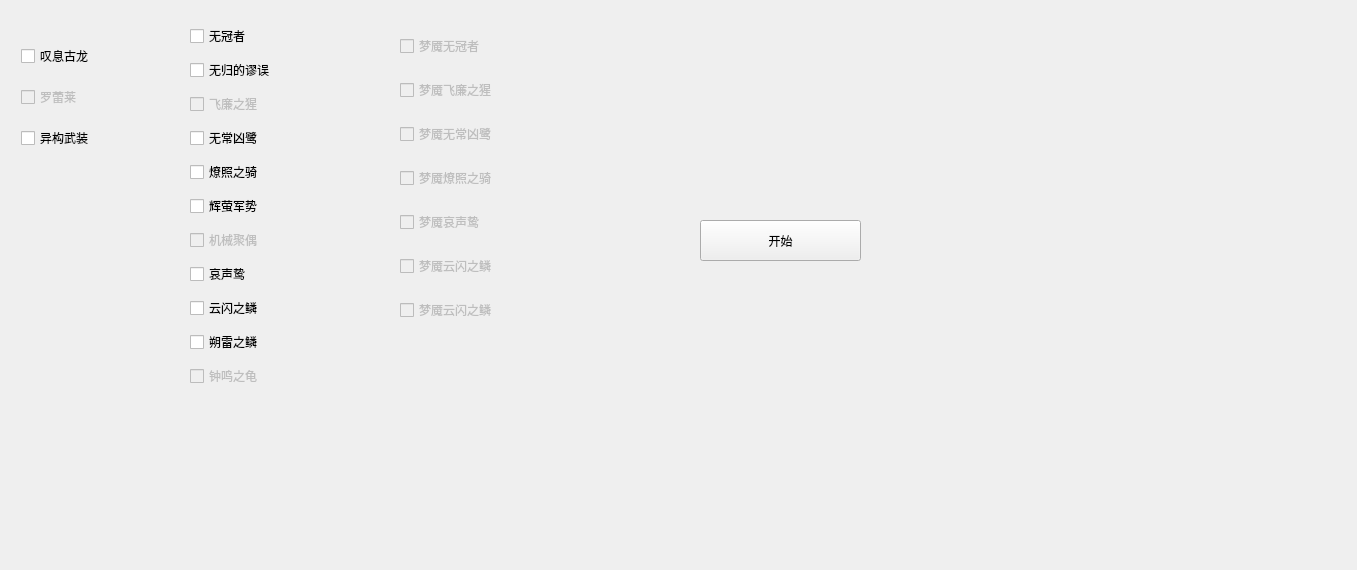
Old version of the form normalbosspanel.ui in the repository A-SunsetMkt-Forks/wuwaBackendTool.
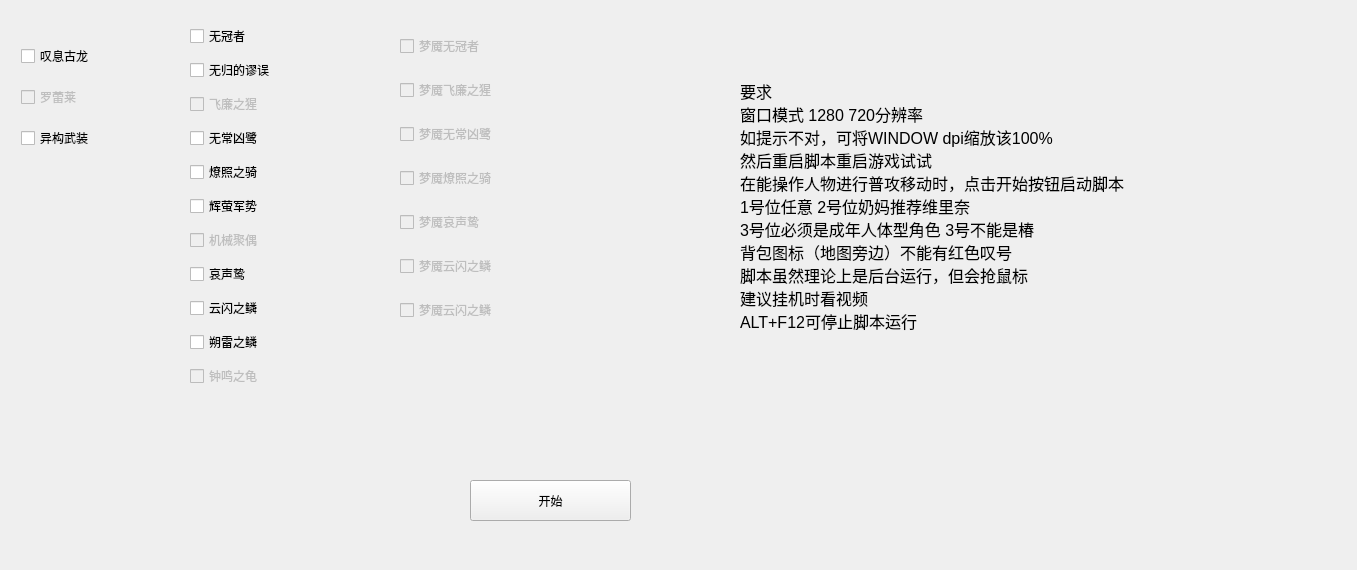
New version of the form.

```diff
--- a/normalbosspanel.ui
+++ b/normalbosspanel.ui
@@ -16,8 +16,8 @@
   <widget class="QPushButton" name="startNormalBoss">
    <property name="geometry">
     <rect>
-     <x>700</x>
-     <y>220</y>
+     <x>470</x>
+     <y>480</y>
      <width>161</width>
      <height>41</height>
     </rect>
@@ -31,7 +31,7 @@
     <rect>
      <x>400</x>
      <y>20</y>
-     <width>131</width>
+     <width>201</width>
      <height>321</height>
     </rect>
    </property>
@@ -263,6 +263,34 @@
     </item>
    </layout>
   </widget>
+  <widget class="QLabel" name="label">
+   <property name="geometry">
+    <rect>
+     <x>740</x>
+     <y>50</y>
+     <width>521</width>
+     <height>311</height>
+    </rect>
+   </property>
+   <property name="font">
+    <font>
+     <pointsize>12</pointsize>
+    </font>
+   </property>
+   <property name="text">
+    <string>要求
+窗口模式 1280 720分辨率
+如提示不对，可将WINDOW dpi缩放该100%
+然后重启脚本重启游戏试试
+在能操作人物进行普攻移动时，点击开始按钮启动脚本
+1号位任意 2号位奶妈推荐维里奈
+3号位必须是成年人体型角色 3号不能是椿
+背包图标（地图旁边）不能有红色叹号
+脚本虽然理论上是后台运行，但会抢鼠标
+建议挂机时看视频
+ALT+F12可停止脚本运行</string>
+   </property>
+  </widget>
  </widget>
  <resources/>
  <connections/>
```
